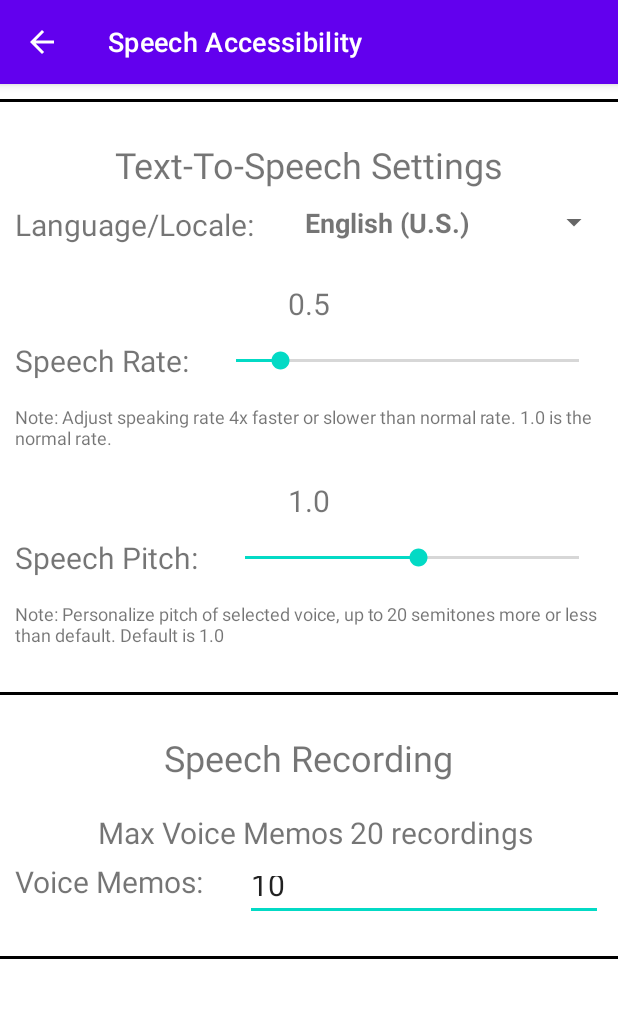
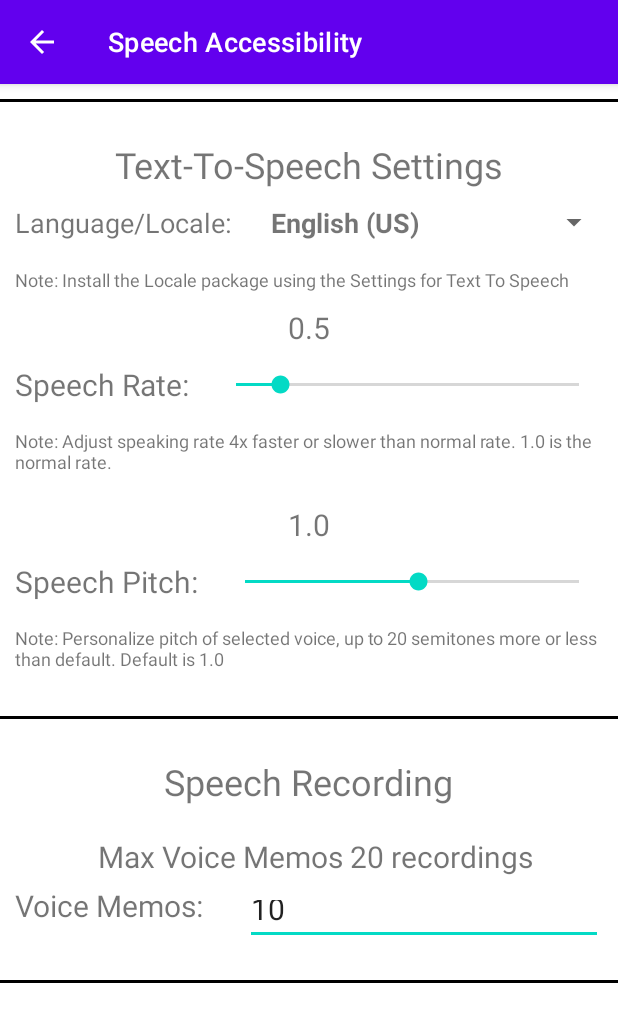
Before and after one commit to simonekarani/SpeechImprovAndroid, an Android app: the SpeechPracticeActivity screen opened directly, with no data from a screen before it, in the options menu, after a tap on "Accessibility", on a phone screen of 412 x 824 dp. Shown: the top 1022 px of the screen. Run offline under Robolectric (Android 15) with nearby library versions, the phone set to English and light mode, and no system bars.

Commit message:
text to speech locale functionality

```diff
--- a/app/src/main/java/com/simonekarani/speechimprov/speechpractice/SpeechAccessibilityActivity.java
+++ b/app/src/main/java/com/simonekarani/speechimprov/speechpractice/SpeechAccessibilityActivity.java
@@ -43,11 +43,11 @@ public class SpeechAccessibilityActivity extends AppCompatActivity
     public final static String KEY_SPEECH_RECCOUNT = "SpeechRecCount";
 
     public static final String[] SpeechLocaleNames = {
-            "English (U.S.)", "English (Great Britain)",
+            "English (US)", "English (UK)",
             "English (Australia)", "English (India)"
     };
     public static final Locale[] SpeechLocale = {
-            Locale.US, Locale.UK, Locale.ENGLISH, Locale.ENGLISH
+            Locale.US, Locale.UK, new Locale("en", "AU"), new Locale("en", "IN")
     };
 
     private SeekBar speechRateSeekBar;
--- a/app/src/main/java/com/simonekarani/speechimprov/speechpractice/SpeechPracticeActivity.java
+++ b/app/src/main/java/com/simonekarani/speechimprov/speechpractice/SpeechPracticeActivity.java
@@ -115,6 +115,10 @@ public class SpeechPracticeActivity extends AppCompatActivity
     private SpeechActivityDBHelper mydb ;
     private long activityStartTimeMs = 0;
     private long activityEndTimeMs = 0;
+    private String speechLocaleItem = null;
+    private float speechRate = 0.5f;
+    private float speechPitch = 1.0f;
+
 
     @Override
     protected void onCreate(Bundle savedInstanceState) {
@@ -173,18 +177,11 @@ public class SpeechPracticeActivity extends AppCompatActivity
             speechTextView.setText(speechText);
         }
         SharedPreferences sharedPreferences = PreferenceManager.getDefaultSharedPreferences(getApplicationContext());
-        String menuItem = sharedPreferences.getString(SpeechAccessibilityActivity.KEY_SPEECH_LOCALE, "English (U.S.)");
-        float speechRate = sharedPreferences.getFloat(SpeechAccessibilityActivity.KEY_SPEECH_RATE, 0.5f);
-        float speechPitch = sharedPreferences.getFloat(SpeechAccessibilityActivity.KEY_SPEECH_PITCH, 1.0f);
+        speechLocaleItem = sharedPreferences.getString(SpeechAccessibilityActivity.KEY_SPEECH_LOCALE, "English (U.S.)");
+        speechRate = sharedPreferences.getFloat(SpeechAccessibilityActivity.KEY_SPEECH_RATE, 0.5f);
+        speechPitch = sharedPreferences.getFloat(SpeechAccessibilityActivity.KEY_SPEECH_PITCH, 1.0f);
 
         textToSpeech = new TextToSpeech(getApplicationContext(), this);
-        textToSpeech.setSpeechRate(speechRate);
-        textToSpeech.setPitch(speechPitch);
-        for (int i = 0; i < SpeechAccessibilityActivity.SpeechLocaleNames.length; i++) {
-            if (SpeechAccessibilityActivity.SpeechLocaleNames[i].equals(menuItem)) {
-                textToSpeech.setLanguage(SpeechAccessibilityActivity.SpeechLocale[i]);
-            }
-        }
 
         SpeechReportDataModel latestData = mydb.getLatestSpeechData("Speech");
         if (latestData != null) {
@@ -256,8 +253,15 @@ public class SpeechPracticeActivity extends AppCompatActivity
     public void onInit(int status) {
         if (status == TextToSpeech.SUCCESS) {
             int lang = textToSpeech.setLanguage(Locale.ENGLISH);
-            if (status==TextToSpeech.LANG_MISSING_DATA||status==TextToSpeech.LANG_NOT_SUPPORTED){
-                Log.i("TextToSpeech","Language Not Supported");
+            textToSpeech.setSpeechRate(speechRate);
+            textToSpeech.setPitch(speechPitch);
+            for (int i = 0; i < SpeechAccessibilityActivity.SpeechLocaleNames.length; i++) {
+                if (SpeechAccessibilityActivity.SpeechLocaleNames[i].equals(speechLocaleItem)) {
+                    lang = textToSpeech.setLanguage(SpeechAccessibilityActivity.SpeechLocale[i]);
+                    if (status==TextToSpeech.LANG_MISSING_DATA||status==TextToSpeech.LANG_NOT_SUPPORTED){
+                        Log.i("TextToSpeech","Language Not Supported");
+                    }
+                }
             }
 
             textToSpeech.setOnUtteranceProgressListener(new UtteranceProgressListener() {
--- a/app/src/main/java/com/simonekarani/speechimprov/storypractice/StoryAccessibilityActivity.java
+++ b/app/src/main/java/com/simonekarani/speechimprov/storypractice/StoryAccessibilityActivity.java
@@ -41,11 +41,11 @@ public class StoryAccessibilityActivity extends AppCompatActivity
     public final static String KEY_STORY_RECCOUNT = "StoryRecCount";
 
     public static final String[] StoryLocaleNames = {
-            "English (U.S.)", "English (Great Britain)",
+            "English (US)", "English (UK)",
             "English (Australia)", "English (India)"
     };
     public static final Locale[] StoryLocale = {
-            Locale.US, Locale.UK, Locale.ENGLISH, Locale.ENGLISH
+            Locale.US, Locale.UK, new Locale("en", "AU"), new Locale("en", "IN")
     };
 
     private SeekBar storyRateSeekBar;
--- a/app/src/main/java/com/simonekarani/speechimprov/wordpractice/WordAccessibilityActivity.java
+++ b/app/src/main/java/com/simonekarani/speechimprov/wordpractice/WordAccessibilityActivity.java
@@ -43,11 +43,11 @@ public class WordAccessibilityActivity extends AppCompatActivity
     public final static String KEY_WORD_RECCOUNT = "WordRecCount";
 
     public static final String[] WordLocaleNames = {
-            "English (U.S.)", "English (Great Britain)",
+            "English (US)", "English (UK)",
             "English (Australia)", "English (India)"
     };
     public static final Locale[] WordLocale = {
-            Locale.US, Locale.UK, Locale.ENGLISH, Locale.ENGLISH
+            Locale.US, Locale.UK, new Locale("en", "AU"), new Locale("en", "IN")
     };
 
     private SeekBar wordRateSeekBar;
--- a/app/src/main/res/layout/activity_speech_accessibility.xml
+++ b/app/src/main/res/layout/activity_speech_accessibility.xml
@@ -36,7 +36,7 @@
 
         <TextView
             android:id="@+id/speech_locale_title"
-            android:layout_width="360dp"
+            android:layout_width="260dp"
             android:layout_height="wrap_content"
             android:layout_gravity="left"
             android:layout_marginStart="10dp"
@@ -45,27 +45,37 @@
             android:layout_marginBottom="5dp"
             android:layout_weight="1"
             android:text="Language/Locale: "
-            android:textSize="20dp" />
+            android:textSize="18dp" />
 
         <Spinner
             android:id="@+id/speech_locale_spinner"
             android:layout_width="match_parent"
-            android:layout_height="wrap_content"
+            android:layout_height="match_parent"
+            android:layout_gravity="right"
             android:layout_marginStart="5dp"
             android:layout_marginTop="10dp"
             android:layout_marginEnd="5dp"
             android:layout_marginBottom="5dp"
-            android:layout_weight="1"
-            android:layout_gravity="right" />
+            android:layout_weight="1.5" />
 
     </LinearLayout>
 
+    <TextView
+        android:id="@+id/speech_locale_note"
+        android:layout_width="wrap_content"
+        android:layout_height="wrap_content"
+        android:layout_marginTop="2dp"
+        android:layout_marginBottom="10dp"
+        android:layout_marginLeft="10dp"
+        android:layout_marginRight="10dp"
+        android:text="Note: Install the Locale package using the Settings for Text To Speech"
+        android:textSize="12dp"
+        android:layout_gravity="left" />
 
     <TextView
         android:id="@+id/speech_speed_text"
         android:layout_width="wrap_content"
         android:layout_height="wrap_content"
-        android:layout_marginTop="10dp"
         android:layout_marginBottom="5dp"
         android:layout_marginLeft="10dp"
         android:layout_marginRight="10dp"
```
Also changed, not shown: app/src/main/java/com/simonekarani/speechimprov/storypractice/StoryPracticeActivity.java (+16 -12 lines), app/src/main/java/com/simonekarani/speechimprov/wordpractice/WordPracticeActivity.java (+15 -12 lines), app/src/main/res/layout/activity_story_accessibility.xml (+15 -5 lines), app/src/main/res/layout/activity_word_accessibility.xml (+15 -5 lines).
